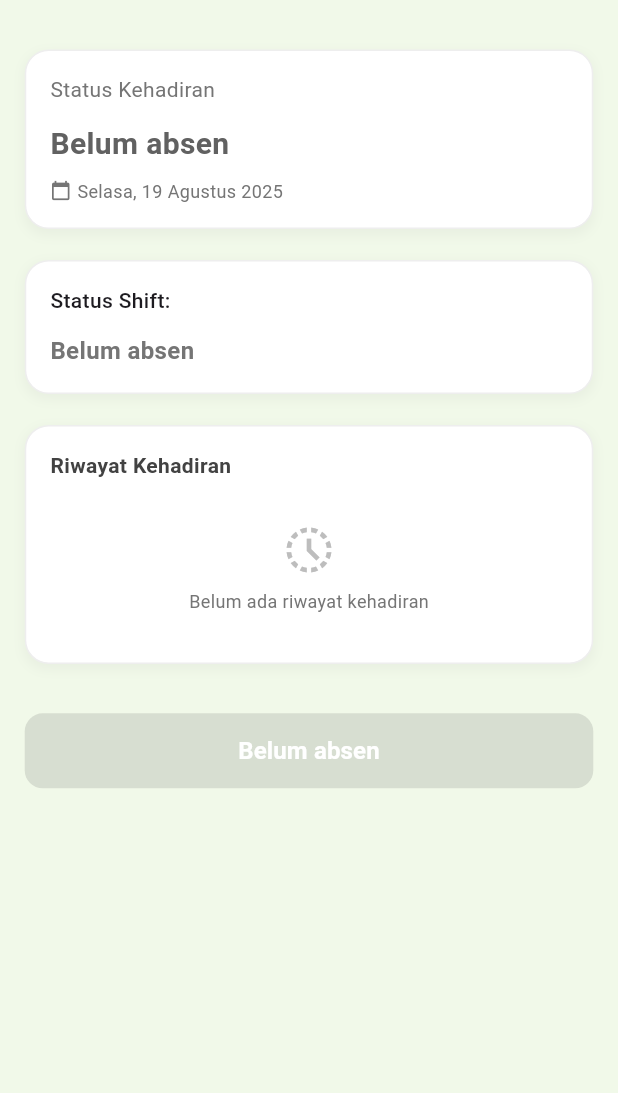
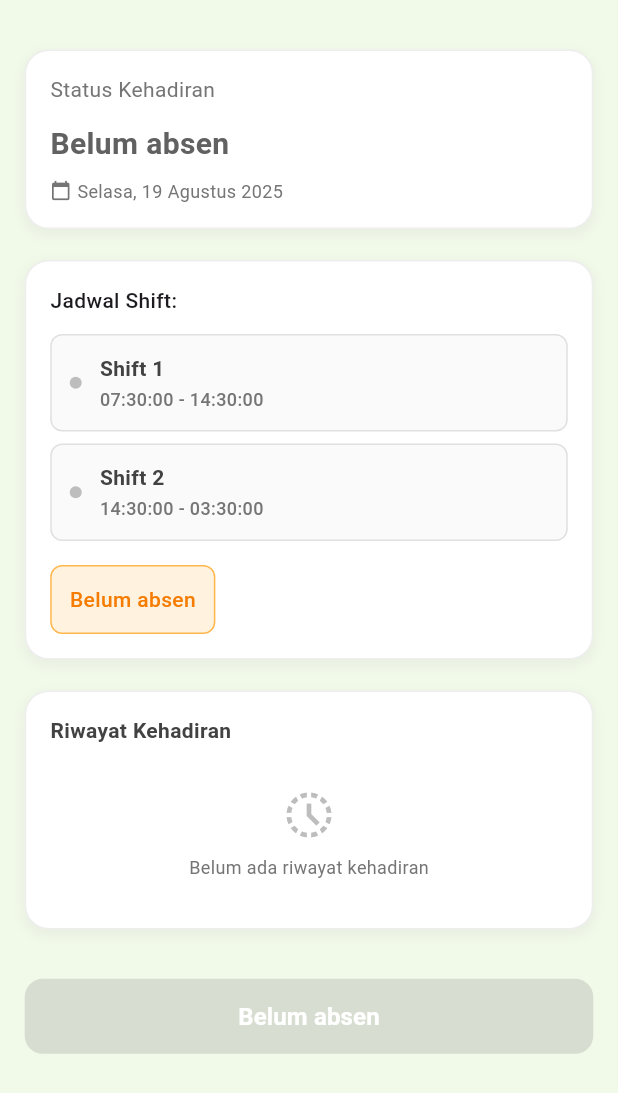
Before and after one commit to llimmm/Simoto-Employee, a Flutter app: the AttendancePage screen opened directly, on a phone screen of 412 x 824 dp. Shown: the top 1093 px of the screen. Run offline on Flutter 3.47's test engine with Material 3 defaults, Android fonts, the phone set to English and light mode, and no system bars; our stand-ins replace camera, flutter_svg, get, permission_handler, shared_preferences; missing offline and left inert: mobile_scanner; accounts and stored records are empty; network calls fail; project files that could hold a hidden picture were left out.

```diff
--- a/lib/attendance_page/AttendancePage.dart
+++ b/lib/attendance_page/AttendancePage.dart
@@ -269,10 +269,15 @@ class AttendancePage extends StatelessWidget {
       child: Column(
         crossAxisAlignment: CrossAxisAlignment.start,
         children: [
+          Text(
+            'Jadwal Shift:',
+            style: const TextStyle(fontSize: 14, fontWeight: FontWeight.w500),
+          ),
+          SizedBox(height: screenHeight * 0.015),
           Obx(() {
+            final shiftMap = controller.attendanceController.shiftMap.value;
             final shiftStatus =
                 controller.attendanceController.shiftStatus.value;
-            final shiftMap = controller.attendanceController.shiftMap.value;
 
             // Cari shift yang aktif dari API
             ShiftModel? activeShift;
@@ -306,108 +311,132 @@ class AttendancePage extends StatelessWidget {
               }
             }
 
-            return Text(
-              activeShift != null ? 'Shift Saat Ini:' : 'Status Shift:',
-              style: const TextStyle(fontSize: 14, fontWeight: FontWeight.w500),
-            );
-          }),
-          SizedBox(height: screenHeight * 0.015),
-          Obx(() {
-            final shiftStatus =
-                controller.attendanceController.shiftStatus.value;
-            final shiftMap = controller.attendanceController.shiftMap.value;
-
-            // Cari shift yang aktif dari API
-            ShiftModel? activeShift;
-            for (final shift in shiftMap.values) {
-              if (shift.isCurrentTimeInShift()) {
-                activeShift = shift;
-                break;
-              }
-            }
-
-            // Jika tidak ada shift aktif dari API, cek shiftStatus sebagai fallback
-            if (activeShift == null) {
-              bool hasActiveShiftFromMessage =
-                  shiftStatus.message.contains('belum absen di shift') &&
-                      !shiftStatus.message.contains('tidak ada shift');
-
-              if (hasActiveShiftFromMessage) {
-                // Extract shift number from message
-                final shiftMatch =
-                    RegExp(r'shift (\d+)').firstMatch(shiftStatus.message);
-                if (shiftMatch != null) {
-                  final shiftNumber = shiftMatch.group(1);
-                  // Find shift from shiftMap
-                  for (final shift in shiftMap.values) {
-                    if (shift.id.toString() == shiftNumber) {
-                      activeShift = shift;
-                      break;
-                    }
-                  }
-                }
-              }
-            }
-
-            if (activeShift != null) {
-              // Tampilkan informasi shift yang aktif dari API
-              final formattedTime = activeShift.getFormattedTimeRange();
-              return Text(
-                '${activeShift.name} : ($formattedTime)',
-                style: const TextStyle(
-                    fontSize: 16,
-                    fontWeight: FontWeight.w600,
-                    color: Colors.blue),
-                overflow: TextOverflow.ellipsis,
-                maxLines: 2,
-              );
-            } else {
-              // Jika tidak ada shift aktif, tampilkan pesan dari API atau informasi shift yang tersedia
-              if (shiftStatus.message.isNotEmpty) {
-                return Text(
-                  shiftStatus.message,
-                  style: TextStyle(
-                      fontSize: 16,
-                      fontWeight: FontWeight.w600,
-                      color: Colors.grey[600]),
-                  overflow: TextOverflow.ellipsis,
-                  maxLines: 2,
-                );
-              } else {
-                // Tampilkan informasi shift yang tersedia
             if (shiftMap.isNotEmpty) {
               final shiftList = shiftMap.values.toList();
-                  String shiftInfo = '';
 
+              return Column(
+                crossAxisAlignment: CrossAxisAlignment.start,
+                children: [
                   // Tampilkan semua shift yang tersedia
-                  for (var i = 0; i < shiftList.length; i++) {
-                    final shift = shiftList[i];
+                  ...shiftList.map((shift) {
                     final formattedTime = shift.getFormattedTimeRange();
-                    if (i > 0) shiftInfo += '\n';
-                    shiftInfo += '${shift.name} : ($formattedTime)';
-                  }
+                    final isActive = activeShift?.id == shift.id;
 
-                  return Text(
-                    shiftInfo,
+                    return Container(
+                      margin: const EdgeInsets.only(bottom: 8),
+                      padding: const EdgeInsets.all(12),
+                      decoration: BoxDecoration(
+                        color: isActive
+                            ? const Color(0xFFE8F5E8)
+                            : Colors.grey[50],
+                        borderRadius: BorderRadius.circular(8),
+                        border: Border.all(
+                          color: isActive
+                              ? const Color(0xFFA9CD47)
+                              : Colors.grey[300]!,
+                          width: isActive ? 2 : 1,
+                        ),
+                      ),
+                      child: Row(
+                        children: [
+                          Container(
+                            width: 8,
+                            height: 8,
+                            decoration: BoxDecoration(
+                              color: isActive
+                                  ? const Color(0xFFA9CD47)
+                                  : Colors.grey[400],
+                              shape: BoxShape.circle,
+                            ),
+                          ),
+                          const SizedBox(width: 12),
+                          Expanded(
+                            child: Column(
+                              crossAxisAlignment: CrossAxisAlignment.start,
+                              children: [
+                                Text(
+                                  shift.name,
+                                  style: TextStyle(
+                                    fontSize: 14,
+                                    fontWeight: FontWeight.w600,
+                                    color: isActive
+                                        ? const Color(0xFFA9CD47)
+                                        : Colors.grey[800],
+                                  ),
+                                ),
+                                const SizedBox(height: 2),
+                                Text(
+                                  formattedTime,
+                                  style: TextStyle(
+                                    fontSize: 12,
+                                    color: isActive
+                                        ? const Color(0xFFA9CD47)
+                                        : Colors.grey[600],
+                                    fontWeight: FontWeight.w500,
+                                  ),
+                                ),
+                              ],
+                            ),
+                          ),
+                          if (isActive)
+                            Container(
+                              padding: const EdgeInsets.symmetric(
+                                  horizontal: 8, vertical: 4),
+                              decoration: BoxDecoration(
+                                color: const Color(0xFFA9CD47),
+                                borderRadius: BorderRadius.circular(12),
+                              ),
+                              child: const Text(
+                                'AKTIF',
+                                style: TextStyle(
+                                  color: Colors.white,
+                                  fontSize: 10,
+                                  fontWeight: FontWeight.bold,
+                                ),
+                              ),
+                            ),
+                        ],
+                      ),
+                    );
+                  }).toList(),
+
+                  // Tampilkan status dari API jika ada
+                  if (shiftStatus.message.isNotEmpty && activeShift == null)
+                    Container(
+                      margin: const EdgeInsets.only(top: 8),
+                      padding: const EdgeInsets.all(12),
+                      decoration: BoxDecoration(
+                        color: Colors.orange[50],
+                        borderRadius: BorderRadius.circular(8),
+                        border: Border.all(color: Colors.orange[300]!),
+                      ),
+                      child: Text(
+                        shiftStatus.message,
                         style: TextStyle(
                           fontSize: 14,
                           fontWeight: FontWeight.w500,
-                        color: Colors.grey[600]),
-                    overflow: TextOverflow.ellipsis,
-                    maxLines: 3,
+                          color: Colors.orange[700],
+                        ),
+                      ),
+                    ),
+                ],
               );
-                }
-
-                return Text(
-                  'Tidak ada shift yang aktif saat ini',
+            } else {
+              return Container(
+                padding: const EdgeInsets.all(16),
+                decoration: BoxDecoration(
+                  color: Colors.grey[50],
+                  borderRadius: BorderRadius.circular(8),
+                  border: Border.all(color: Colors.grey[300]!),
+                ),
+                child: const Text(
+                  'Memuat jadwal shift...',
                   style: TextStyle(
-                      fontSize: 16,
-                      fontWeight: FontWeight.w600,
-                      color: Colors.grey[600]),
-                  overflow: TextOverflow.ellipsis,
-                  maxLines: 2,
+                    fontSize: 14,
+                    color: Colors.grey,
+                  ),
+                ),
               );
-              }
             }
           }),
         ],
--- a/lib/attendance_page/ShiftModel.dart
+++ b/lib/attendance_page/ShiftModel.dart
@@ -57,8 +57,37 @@ class ShiftModel {
     String endTime = '';
 
     try {
-      startTime = json['start_time']?.toString() ?? '';
-      endTime = json['end_time']?.toString() ?? '';
+      // Handle ISO datetime format (2025-08-16T00:30:00.000000Z)
+      final startTimeRaw = json['start_time']?.toString() ?? '';
+      final endTimeRaw = json['end_time']?.toString() ?? '';
+
+      // Extract time part from ISO datetime if needed
+      if (startTimeRaw.contains('T')) {
+        final startDateTime = DateTime.tryParse(startTimeRaw);
+        if (startDateTime != null) {
+          startTime =
+              '${startDateTime.hour.toString().padLeft(2, '0')}:${startDateTime.minute.toString().padLeft(2, '0')}:00';
+        } else {
+          startTime = startTimeRaw;
+        }
+      } else {
+        startTime = startTimeRaw;
+      }
+
+      if (endTimeRaw.contains('T')) {
+        final endDateTime = DateTime.tryParse(endTimeRaw);
+        if (endDateTime != null) {
+          endTime =
+              '${endDateTime.hour.toString().padLeft(2, '0')}:${endDateTime.minute.toString().padLeft(2, '0')}:00';
+        } else {
+          endTime = endTimeRaw;
+        }
+      } else {
+        endTime = endTimeRaw;
+      }
+
+      print('✅ Parsed startTime: $startTime');
+      print('✅ Parsed endTime: $endTime');
     } catch (e) {
       print('⚠️ Error parsing start_time/end_time: $e');
       startTime = '';
--- a/lib/gudang_page/GudangPage/GudangPage.dart
+++ b/lib/gudang_page/GudangPage/GudangPage.dart
@@ -917,7 +917,7 @@ class _GudangPageState extends State<GudangPage>
                     ),
                     const SizedBox(height: 2),
                     Text(
-                      NumberFormat('#,###', 'id_ID').format(item.price),
+                      'Rp ${NumberFormat('#,###', 'id_ID').format(item.price)}',
                       style: TextStyle(
                         color: primaryGreen,
                         fontSize: 9,
@@ -1291,7 +1291,7 @@ class _GudangPageState extends State<GudangPage>
                         ),
                         const SizedBox(width: 2),
                         Text(
-                          NumberFormat('#,###', 'id_ID').format(item.price),
+                          'Rp ${NumberFormat('#,###', 'id_ID').format(item.price)}',
                           style: TextStyle(
                             color: primaryGreen,
                             fontSize: 14,
```
Also changed, not shown: pubspec.yaml (+21 -2 lines), pubspec.lock, 46 other files. Lines whose indentation alone changed are shown as unchanged.
